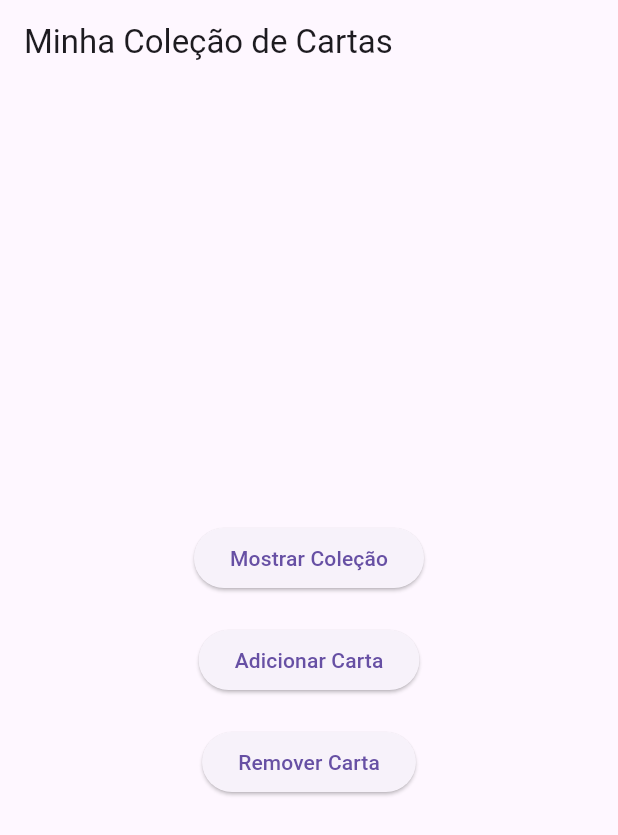
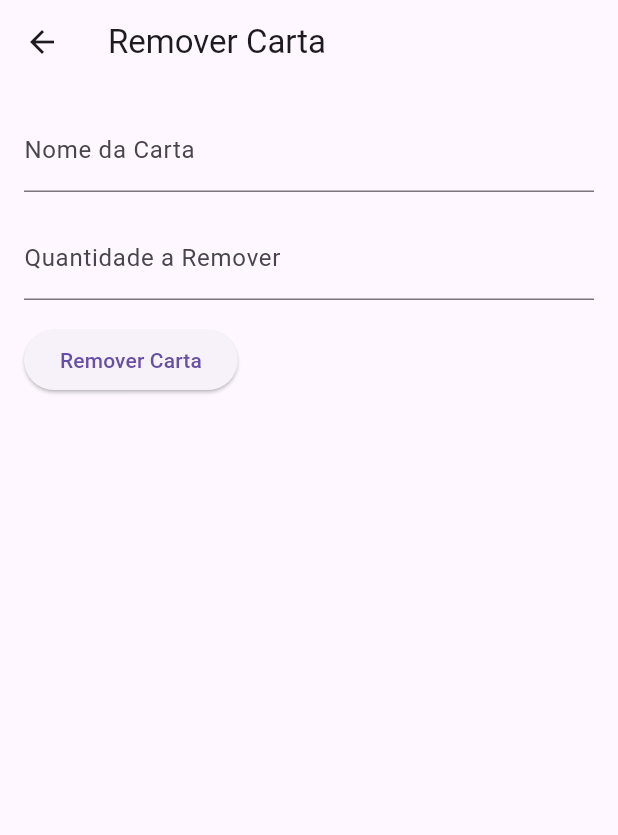
Before and after one commit to GuilhermeBatist/TG_PDM, a Flutter app: the screen it shows after launch, after a tap on "Remover Carta", on a phone screen of 412 x 824 dp. Shown: the top 835 px of the screen. Run offline on Flutter 3.47's test engine with Material 3 defaults, Android fonts, the phone set to English and light mode, and no system bars; our stand-ins replace sqflite; accounts and stored records are empty.

Commit message:
27/12/2023

```diff
--- a/lib/home_page.dart
+++ b/lib/home_page.dart
@@ -1,4 +1,8 @@
 import 'package:flutter/material.dart';
+import 'db_helper.dart';
+
+import 'inserir_carta.dart';
+import 'remover_carta.dart';
 
 class HomePage extends StatelessWidget {
   @override
@@ -21,7 +25,10 @@ class HomePage extends StatelessWidget {
             SizedBox(height: 20),
             ElevatedButton(
               onPressed: () {
-                // Adicione a lógica para adicionar carta aqui
+                db_helper dbHelper = db_helper();
+                Navigator.push(context,
+                    MaterialPageRoute(builder: (context) =>
+                        InserirCarta(helper: dbHelper,)));
                 print('Adicionar Carta');
               },
               child: Text('Adicionar Carta'),
@@ -29,7 +36,10 @@ class HomePage extends StatelessWidget {
             SizedBox(height: 20),
             ElevatedButton(
               onPressed: () {
-                // Adicione a lógica para remover carta aqui
+                db_helper dbHelper = db_helper();
+                Navigator.push(context,
+                    MaterialPageRoute(builder: (context) =>
+                        RemoverCarta(helper: dbHelper,)));
                 print('Remover Carta');
               },
               child: Text('Remover Carta'),
--- a/lib/main.dart
+++ b/lib/main.dart
@@ -7,7 +7,7 @@ import 'package:path/path.dart';
 void main() async{
 
   WidgetsFlutterBinding.ensureInitialized();
-  await onFirstRun();
+  //await onFirstRun();
 
   runApp(MaterialApp(home: MyApp(ajudante : db_helper(),)));
 
--- /dev/null
+++ b/lib/remover_carta.dart
@@ -0,0 +1,90 @@
+import 'package:flutter/material.dart';
+import 'package:tg_v1/db_helper.dart';
+
+class RemoverCarta extends StatefulWidget {
+  const RemoverCarta({Key? key, required this.helper}) : super(key: key);
+
+  final db_helper helper;
+
+  @override
+  _RemoverCartaState createState() => _RemoverCartaState();
+}
+
+class _RemoverCartaState extends State<RemoverCarta> {
+  final nameController = TextEditingController();
+  final qttController = TextEditingController();
+
+  @override
+  Widget build(BuildContext context) {
+    return Scaffold(
+      appBar: AppBar(
+        title: Text("Remover Carta"),
+      ),
+      body: Padding(
+        padding: const EdgeInsets.all(16.0),
+        child: Column(
+          crossAxisAlignment: CrossAxisAlignment.start,
+          children: [
+            // Campo de Texto para o Nome da Carta
+            TextField(
+              controller: nameController,
+              decoration: InputDecoration(
+                labelText: 'Nome da Carta',
+                hintText: 'Digite o nome da carta',
+              ),
+            ),
+            SizedBox(height: 16),
+            // Campo de Texto para a Quantidade a Remover
+            TextField(
+              controller: qttController,
+              keyboardType: TextInputType.number,
+              decoration: InputDecoration(
+                labelText: 'Quantidade a Remover',
+                hintText: 'Digite a quantidade a ser removida',
+              ),
+            ),
+            SizedBox(height: 16),
+            // Botão para Remover Carta
+            ElevatedButton(
+              onPressed: () async {
+                String nomeCarta = nameController.text;
+                int quantidadeRemover = int.tryParse(qttController.text) ?? 0;
+
+                if (quantidadeRemover > 0) {
+                  // Lógica para obter a quantidade atual da carta no banco de dados
+                  int quantidadeAtual = await widget.helper.getQuantidadeCarta(nomeCarta);
+
+                  if (quantidadeRemover == quantidadeAtual) {
+                    // Remover a carta se a quantidade a remover for igual à quantidade atual
+                    await widget.helper.removerCarta(nomeCarta);
+                    // Exibir mensagem de sucesso ou navegar para outra tela, se necessário
+                    ScaffoldMessenger.of(context).showSnackBar(
+                      SnackBar(
+                        content: Text('Carta removida com sucesso'),
+                      ),
+                    );
+                  } else {
+                    // Exibir mensagem se a quantidade a remover não for igual à quantidade atual
+                    ScaffoldMessenger.of(context).showSnackBar(
+                      SnackBar(
+                        content: Text('A quantidade a remover não corresponde à quantidade atual'),
+                      ),
+                    );
+                  }
+                } else {
+                  // Exibir mensagem se a quantidade a remover for inválida
+                  ScaffoldMessenger.of(context).showSnackBar(
+                    SnackBar(
+                      content: Text('Quantidade inválida'),
+                    ),
+                  );
+                }
+              },
+              child: Text('Remover Carta'),
+            ),
+          ],
+        ),
+      ),
+    );
+  }
+}
--- a/lib/sttt.dart
+++ b/lib/sttt.dart
@@ -1,3 +1,4 @@
+/*
 import 'dart:io';
 import 'package:http/http.dart' as http;
 import 'package:path/path.dart';
@@ -46,3 +47,4 @@ Future<void> onFirstRun() async {
     await prefs.setBool('isFirstRun', false);
   }
 }
+*/
```
Also changed, not shown: lib/db_helper.dart (+18 -82 lines), lib/inserir_carta.dart (added, +94 -0 lines).
